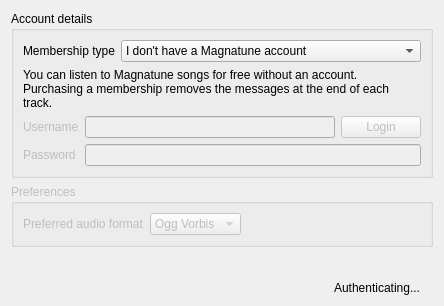
This is src/internet/magnatunesettingspage.ui in clementine-player/Clementine as Qt 5 draws it before an edit. The edited form follows.
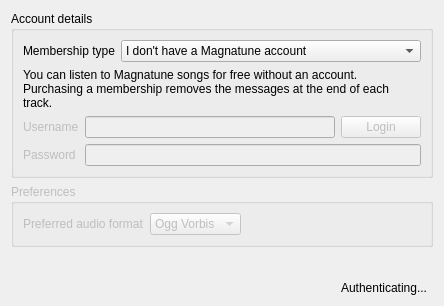
This is the edited form. Custom widgets are drawn as their Qt base class.

Commit message: Make the BusyIndicator contain a label too

```diff
--- a/src/internet/magnatunesettingspage.ui
+++ b/src/internet/magnatunesettingspage.ui
@@ -200,7 +200,7 @@
  <customwidgets>
   <customwidget>
    <class>BusyIndicator</class>
-   <extends>QLabel</extends>
+   <extends>QWidget</extends>
    <header>widgets/busyindicator.h</header>
   </customwidget>
  </customwidgets>
```
The commit also changes 12 other files.
